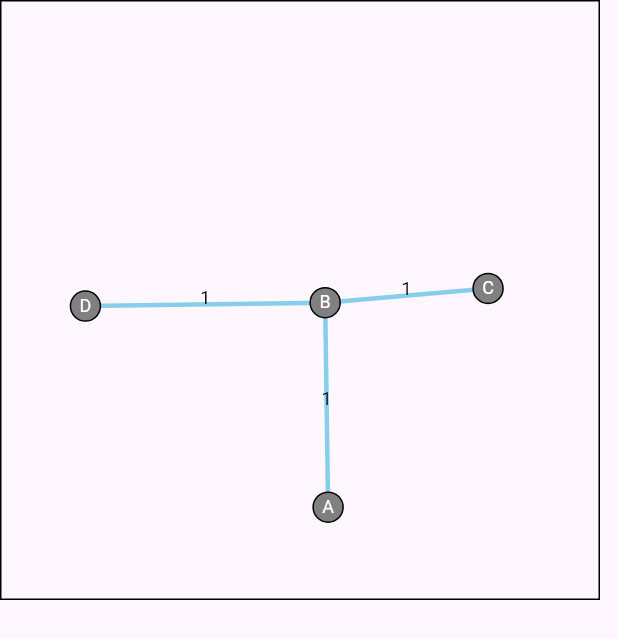
After one commit to Abdullah123op/svg_pathfinding, a Flutter app: the MySvgPathWidget screen opened directly, on a phone screen of 412 x 824 dp. The commit adds this screen. Shown: the top 639 px of the screen. Run offline on Flutter 3.47's test engine with Material 3 defaults, Android fonts, the phone set to English and light mode, and no system bars; our stand-ins replace flutter_svg, logger, permission_handler.

Commit message:
- Worked on path finding of by parsing svg to xml elements

```diff
--- a/lib/html_demo.dart
+++ b/lib/html_demo.dart
@@ -157,6 +157,8 @@ class _DijkstraHomePageState extends State<DijkstraHomePage> {
         // Handle setting cost or label
         break;
       case null:
+      case WorkMode.findRoute:
+      // TODO: Handle this case.
     }
   }
 
@@ -268,7 +270,7 @@ class _DijkstraHomePageState extends State<DijkstraHomePage> {
   }
 }
 
-enum WorkMode { drawVertex, drawEdge, setStart, delVertexEdge, setCostLabel }
+enum WorkMode { drawVertex, drawEdge, setStart, delVertexEdge, setCostLabel, findRoute }
 
 class Vertex {
   final double x;
--- /dev/null
+++ b/lib/sample_my_path.dart
@@ -0,0 +1,356 @@
+import 'package:flutter/material.dart';
+import 'package:flutter_svg/flutter_svg.dart';
+import 'package:xml/xml.dart' as xml;
+
+class MySvgPath extends StatelessWidget {
+  const MySvgPath({super.key});
+
+  @override
+  Widget build(BuildContext context) {
+    return MaterialApp(
+      title: 'SVG Overlaping',
+      theme: ThemeData(
+        primarySwatch: Colors.blue,
+      ),
+      home: MySvgPathWidget(),
+    );
+  }
+}
+
+// class MySvgPathWidget extends StatefulWidget {
+//   const MySvgPathWidget({super.key});
+//
+//   @override
+//   _MySvgPathWidgetState createState() => _MySvgPathWidgetState();
+// }
+//
+// class _MySvgPathWidgetState extends State<MySvgPathWidget> {
+//   // Track clicked vertices
+//   List<String> clickedVertices = [];
+//
+//   // SVG string
+//   String svgString = '''
+// <svg width="400.0" height="400.0" xmlns="http://www.w3.org/2000/svg">
+//     <rect x="0" y="0" width="400.0" height="400.0" fill="none" stroke="black" stroke-width="2"/>
+//     <g id="gedge"><line x1="218.74438339313542" y1="338.1165745765152" x2="216.77128932398864" y2="201.79371161728358" stroke="skyblue" stroke-width="3"/>
+//         <text x="217.75783635856203" y="269.9551430968994" text-anchor="middle" alignment-baseline="central" font-size="12" fill="black">1</text>
+//         <line x1="216.77128932398864" y1="201.79371161728358" x2="325.3811492211133" y2="192.28698564775823" stroke="skyblue" stroke-width="3"/>
+//         <text x="271.07621927255093" y="197.0403486325209" text-anchor="middle" alignment-baseline="central" font-size="12" fill="black">1</text>
+//         <line x1="216.77128932398864" y1="201.79371161728358" x2="56.950669723100035" y2="204.03586396858674" stroke="skyblue" stroke-width="3"/>
+//         <text x="136.86097952354433" y="202.91478779293516" text-anchor="middle" alignment-baseline="central" font-size="12" fill="black">1</text>
+//     </g>
+//     <g id="gvertex"><circle cx="218.74438339313542" cy="338.1165745765152" r="10" fill="grey" stroke="black" stroke-width="1"/>
+//         <text x="218.74438339313542" y="342.1165745765152" text-anchor="middle" alignment-baseline="central" font-size="12" fill="white">A</text>
+//         <circle cx="216.77128932398864" cy="201.79371161728358" r="10" fill="grey" stroke="black" stroke-width="1"/>
+//         <text x="216.77128932398864" y="205.79371161728358" text-anchor="middle" alignment-baseline="central" font-size="12" fill="white">B</text>
+//         <circle cx="325.3811492211133" cy="192.28698564775823" r="10" fill="grey" stroke="black" stroke-width="1"/>
+//         <text x="325.3811492211133" y="196.28698564775823" text-anchor="middle" alignment-baseline="central" font-size="12" fill="white">C</text>
+//         <circle cx="56.950669723100035" cy="204.03586396858674" r="10" fill="grey" stroke="black" stroke-width="1"/>
+//         <text x="56.950669723100035" y="208.03586396858674" text-anchor="middle" alignment-baseline="central" font-size="12" fill="white">D</text>
+//     </g>
+// </svg>
+//   ''';
+//
+//   // Store the edges
+//   final Map<String, List<String>> edges = {};
+//
+//   // Store vertex positions
+//   final Map<String, Offset> vertexPositions = {};
+//
+//   @override
+//   void initState() {
+//     super.initState();
+//     // Parse SVG to extract edges and vertex positions
+//     parseSvg();
+//   }
+//
+//   void parseSvg() {
+//     final document = xml.XmlDocument.parse(svgString);
+//
+//     // Parse edges
+//     final lines = document.findAllElements('line');
+//     for (var line in lines) {
+//       final x1 = double.parse(line.getAttribute('x1')!);
+//       final y1 = double.parse(line.getAttribute('y1')!);
+//       final x2 = double.parse(line.getAttribute('x2')!);
+//       final y2 = double.parse(line.getAttribute('y2')!);
+//
+//       final startVertex = getVertexId(x1, y1);
+//       final endVertex = getVertexId(x2, y2);
+//
+//       if (startVertex != null && endVertex != null) {
+//         if (!edges.containsKey(startVertex)) {
+//           edges[startVertex] = [];
+//         }
+//         if (!edges.containsKey(endVertex)) {
+//           edges[endVertex] = [];
+//         }
+//         edges[startVertex]!.add(endVertex);
+//         edges[endVertex]!.add(startVertex); // Assuming undirected graph
+//       }
+//     }
+//
+//     // Parse vertices
+//     final circles = document.findAllElements('circle');
+//     for (var circle in circles) {
+//       final cx = double.parse(circle.getAttribute('cx')!);
+//       final cy = double.parse(circle.getAttribute('cy')!);
+//       final id = document
+//           .findAllElements('text')
+//           .firstWhere(
+//             (text) => text.getAttribute('x') == cx.toString() && text.getAttribute('y') == cy.toString(),
+//             orElse: () => xml.XmlElement(xml.XmlName('')),
+//           )
+//           .innerText;
+//
+//       vertexPositions[id] = Offset(cx, cy);
+//     }
+//   }
+//
+//   String? getVertexId(double x, double y) {
+//     for (var entry in vertexPositions.entries) {
+//       final pos = entry.value;
+//       if ((pos.dx - x).abs() < 10 && (pos.dy - y).abs() < 10) {
+//         return entry.key;
+//       }
+//     }
+//     return null;
+//   }
+//
+//   void onVertexClick(String vertex) {
+//     setState(() {
+//       clickedVertices.add(vertex);
+//       if (clickedVertices.length > 1) {
+//         String path = findPath(clickedVertices.first, clickedVertices.last);
+//         Log.e(path);
+//       } else {
+//         Log.e('error');
+//       }
+//     });
+//   }
+//
+//   String findPath(String start, String end) {
+//     // Simple BFS for finding the path
+//     final queue = <List<String>>[];
+//     final visited = <String>{};
+//
+//     queue.add([start]);
+//     visited.add(start);
+//
+//     while (queue.isNotEmpty) {
+//       final path = queue.removeAt(0);
+//       final vertex = path.last;
+//
+//       if (vertex == end) {
+//         return path.join(' to ');
+//       }
+//
+//       for (var neighbor in edges[vertex]!) {
+//         if (!visited.contains(neighbor)) {
+//           visited.add(neighbor);
+//           queue.add(List<String>.from(path)..add(neighbor));
+//         }
+//       }
+//     }
+//     return 'No path found';
+//   }
+//
+//   @override
+//   Widget build(BuildContext context) {
+//     return Scaffold(
+//       body: Stack(
+//         children: [
+//           SvgPicture.string(
+//             svgString,
+//             fit: BoxFit.cover,
+//           ),
+//           ...vertexPositions.entries.map((entry) {
+//             return Positioned(
+//               left: entry.value.dx - 10, // Adjust for center alignment
+//               top: entry.value.dy - 10, // Adjust for center alignment
+//               child: Container(
+//                 color: Colors.red,
+//                 child: GestureDetector(
+//                   onTap: () {
+//                     Log.e('clcike');
+//                     onVertexClick(entry.key);
+//                   },
+//                   child: Container(
+//                     width: 20,
+//                     height: 20,
+//                     decoration: BoxDecoration(
+//                       shape: BoxShape.circle,
+//                       color: Colors.transparent,
+//                       border: Border.all(color: Colors.transparent),
+//                     ),
+//                   ),
+//                 ),
+//               ),
+//             );
+//           }).toList(),
+//         ],
+//       ),
+//     );
+//   }
+// }
+//
+//
+
+class MySvgPathWidget extends StatefulWidget {
+  @override
+  _MySvgPathWidgetState createState() => _MySvgPathWidgetState();
+}
+
+class _MySvgPathWidgetState extends State<MySvgPathWidget> {
+  // Track clicked vertices
+  List<String> clickedVertices = [];
+
+  // SVG string
+  String svgString = '''
+<svg width="400.0" height="400.0" xmlns="http://www.w3.org/2000/svg">
+    <rect x="0" y="0" width="400.0" height="400.0" fill="none" stroke="black" stroke-width="2"/>
+    <g id="gedge"><line x1="218.74438339313542" y1="338.1165745765152" x2="216.77128932398864" y2="201.79371161728358" stroke="skyblue" stroke-width="3"/>
+        <text x="217.75783635856203" y="269.9551430968994" text-anchor="middle" alignment-baseline="central" font-size="12" fill="black">1</text>
+        <line x1="216.77128932398864" y1="201.79371161728358" x2="325.3811492211133" y2="192.28698564775823" stroke="skyblue" stroke-width="3"/>
+        <text x="271.07621927255093" y="197.0403486325209" text-anchor="middle" alignment-baseline="central" font-size="12" fill="black">1</text>
+        <line x1="216.77128932398864" y1="201.79371161728358" x2="56.950669723100035" y2="204.03586396858674" stroke="skyblue" stroke-width="3"/>
+        <text x="136.86097952354433" y="202.91478779293516" text-anchor="middle" alignment-baseline="central" font-size="12" fill="black">1</text>
+    </g>
+    <g id="gvertex"><circle cx="218.74438339313542" cy="338.1165745765152" r="10" fill="grey" stroke="black" stroke-width="1"/>
+        <text x="218.74438339313542" y="342.1165745765152" text-anchor="middle" alignment-baseline="central" font-size="12" fill="white">A</text>
+        <circle cx="216.77128932398864" cy="201.79371161728358" r="10" fill="grey" stroke="black" stroke-width="1"/>
+        <text x="216.77128932398864" y="205.79371161728358" text-anchor="middle" alignment-baseline="central" font-size="12" fill="white">B</text>
+        <circle cx="325.3811492211133" cy="192.28698564775823" r="10" fill="grey" stroke="black" stroke-width="1"/>
+        <text x="325.3811492211133" y="196.28698564775823" text-anchor="middle" alignment-baseline="central" font-size="12" fill="white">C</text>
+        <circle cx="56.950669723100035" cy="204.03586396858674" r="10" fill="grey" stroke="black" stroke-width="1"/>
+        <text x="56.950669723100035" y="208.03586396858674" text-anchor="middle" alignment-baseline="central" font-size="12" fill="white">D</text>
+    </g>
+</svg>
+  ''';
+
+  // Store the edges
+  final Map<String, List<String>> edges = {};
+
+  // Store vertex positions
+  final Map<String, Offset> vertexPositions = {
+    'A': Offset(218.74438339313542, 338.1165745765152),
+    'B': Offset(216.77128932398864, 201.79371161728358),
+    'C': Offset(325.3811492211133, 192.28698564775823),
+    'D': Offset(56.950669723100035, 204.03586396858674),
+  };
+
+  @override
+  void initState() {
+    super.initState();
+    // Parse SVG to extract edges
+    parseSvgEdges();
+  }
+
+  void parseSvgEdges() {
+    final document = xml.XmlDocument.parse(svgString);
+    final lines = document.findAllElements('line');
+
+    for (var line in lines) {
+      final x1 = double.parse(line.getAttribute('x1')!);
+      final y1 = double.parse(line.getAttribute('y1')!);
+      final x2 = double.parse(line.getAttribute('x2')!);
+      final y2 = double.parse(line.getAttribute('y2')!);
+
+      final startVertex = getVertexId(x1, y1);
+      final endVertex = getVertexId(x2, y2);
+
+      if (startVertex != null && endVertex != null) {
+        if (!edges.containsKey(startVertex)) {
+          edges[startVertex] = [];
+        }
+        if (!edges.containsKey(endVertex)) {
+          edges[endVertex] = [];
+        }
+        edges[startVertex]!.add(endVertex);
+        edges[endVertex]!.add(startVertex); // Assuming undirected graph
+      }
+    }
+  }
+
+  String? getVertexId(double x, double y) {
+    // Find the vertex id based on coordinates
+    for (var entry in vertexPositions.entries) {
+      final pos = entry.value;
+      if ((pos.dx - x).abs() < 10 && (pos.dy - y).abs() < 10) {
+        return entry.key;
+      }
+    }
+    return null;
+  }
+
+  void onVertexClick(String vertex) {
+    setState(() {
+      clickedVertices.add(vertex);
+      if (clickedVertices.length > 1) {
+        String path = findPath(clickedVertices.first, clickedVertices.last);
+        print(path);
+      } else {
+        print('error');
+      }
+    });
+  }
+
+  String findPath(String start, String end) {
+    // Simple BFS for finding the path
+    final queue = <List<String>>[];
+    final visited = <String>{};
+
+    queue.add([start]);
+    visited.add(start);
+
+    while (queue.isNotEmpty) {
+      final path = queue.removeAt(0);
+      final vertex = path.last;
+
+      if (vertex == end) {
+        return path.join(' to ');
+      }
+
+      for (var neighbor in edges[vertex]!) {
+        if (!visited.contains(neighbor)) {
+          visited.add(neighbor);
+          queue.add(List<String>.from(path)..add(neighbor));
+        }
+      }
+    }
+    return 'No path found';
+  }
+
+  @override
+  Widget build(BuildContext context) {
+    return Scaffold(
+      body: Stack(
+        children: [
+          SvgPicture.string(
+            svgString,
+            fit: BoxFit.cover,
+            // Add your SVG path as a string
+          ),
+          ...vertexPositions.entries.map((entry) {
+            return Positioned(
+              left: entry.value.dx - 10, // Adjust for center alignment
+              top: entry.value.dy - 10, // Adjust for center alignment
+              child: GestureDetector(
+                onTap: () => onVertexClick(entry.key),
+                child: Container(
+                  width: 20,
+                  height: 20,
+                  decoration: BoxDecoration(
+                    shape: BoxShape.circle,
+                    color: Colors.transparent,
+                    border: Border.all(color: Colors.transparent),
+                  ),
+                ),
+              ),
+            );
+          }).toList(),
+        ],
+      ),
+    );
+  }
+}
```
Also changed, not shown: lib/svg_overlaping.dart (+111 -14 lines), assets/graph.svg.
